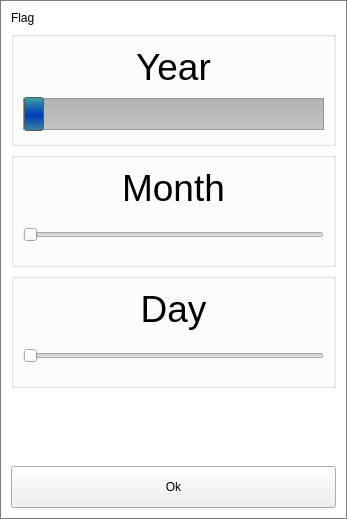
The window that src/DateSelector.ui (ic005k/Knot-Legacy) describes before a commit, drawn with Qt 5.
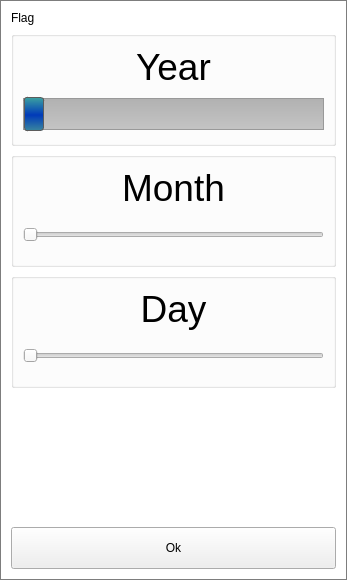
The same window after the commit.

```diff
--- a/src/DateSelector.ui
+++ b/src/DateSelector.ui
@@ -7,7 +7,7 @@
     <x>0</x>
     <y>0</y>
     <width>347</width>
-    <height>519</height>
+    <height>580</height>
    </rect>
   </property>
   <property name="windowTitle">
```
Left out of the diff: 228 changed lines with no effect on the pictures.
